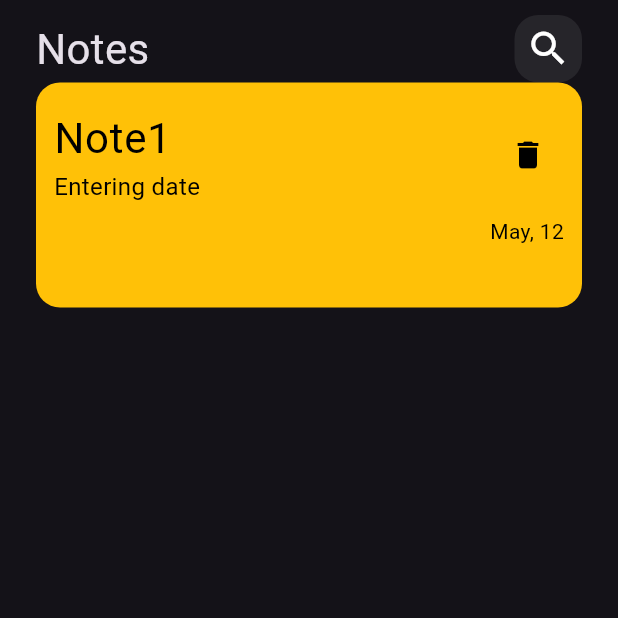
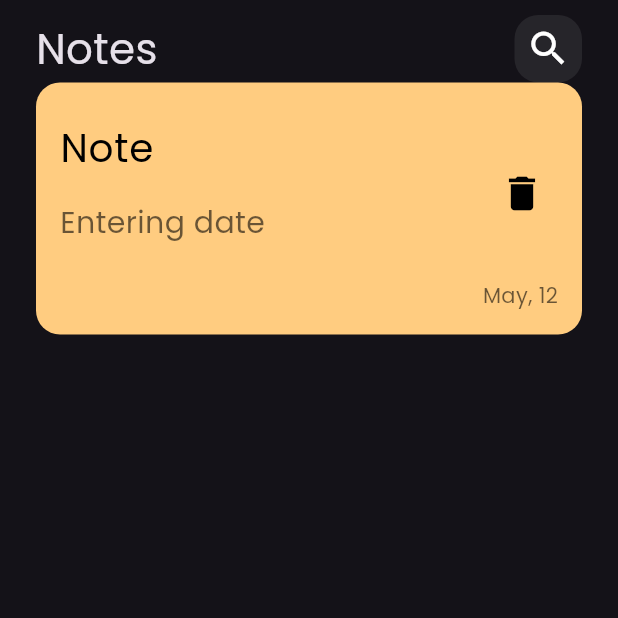
Before and after one commit to MuhammedAli21/notes_app, a Flutter app: the screen it shows after launch, on a phone screen of 412 x 824 dp, the top half of it. Run offline on Flutter 3.47's test engine with Material 3 defaults, Android fonts, the phone set to English and light mode, and no system bars.

Commit message:
adding font , make a widget for card

```diff
--- a/lib/main.dart
+++ b/lib/main.dart
@@ -11,7 +11,7 @@ class MyApp extends StatelessWidget {
   @override
   Widget build(BuildContext context) {
     return MaterialApp(
-      theme: ThemeData(brightness: Brightness.dark),
+      theme: ThemeData(brightness: Brightness.dark, fontFamily: 'Poppins'),
       initialRoute: HomePage.routName,
       routes: {HomePage.routName: (context) => HomePage()},
     );
--- /dev/null
+++ b/lib/widgets/notes_card.dart
@@ -0,0 +1,50 @@
+import 'package:flutter/material.dart';
+
+class NotesCard extends StatelessWidget {
+  const NotesCard({super.key});
+
+  @override
+  Widget build(BuildContext context) {
+    return Container(
+      decoration: BoxDecoration(
+        color: const Color(0xffFFCC80),
+        borderRadius: BorderRadius.circular(16),
+      ),
+      child: Padding(
+        padding: const EdgeInsets.all(16),
+        child: Column(
+          crossAxisAlignment: CrossAxisAlignment.end,
+          children: [
+            ListTile(
+              contentPadding: EdgeInsets.all(0),
+              title: Text(
+                'Note',
+                style: TextStyle(color: Colors.black, fontSize: 26),
+              ),
+              subtitle: Padding(
+                padding: const EdgeInsets.symmetric(vertical: 16),
+                child: Text(
+                  'Entering date  ',
+                  style: TextStyle(
+                    color: Colors.black.withAlpha(150),
+                    fontSize: 20,
+                  ),
+                ),
+              ),
+              trailing: IconButton(
+                onPressed: () {},
+                icon: Icon(Icons.delete),
+                color: Colors.black,
+                iconSize: 30,
+              ),
+            ),
+            Text(
+              'May, 12',
+              style: TextStyle(color: Colors.black.withAlpha(150)),
+            ),
+          ],
+        ),
+      ),
+    );
+  }
+}
--- a/lib/widgets/notes_view_body.dart
+++ b/lib/widgets/notes_view_body.dart
@@ -1,5 +1,6 @@
 import 'package:flutter/material.dart';
 import 'package:todo_app_tharawt/widgets/custome_search_icon.dart';
+import 'package:todo_app_tharawt/widgets/notes_card.dart';
 
 class NotesViewBody extends StatelessWidget {
   const NotesViewBody({super.key});
@@ -25,43 +26,3 @@ class NotesViewBody extends StatelessWidget {
     );
   }
 }
-
-class NotesCard extends StatelessWidget {
-  const NotesCard({super.key});
-
-  @override
-  Widget build(BuildContext context) {
-    return Container(
-      height: 150,
-      decoration: BoxDecoration(
-        color: Colors.amber,
-        borderRadius: BorderRadius.circular(16),
-      ),
-      child: Padding(
-        padding: const EdgeInsets.symmetric(horizontal: 12, vertical: 8),
-        child: Column(
-          crossAxisAlignment: CrossAxisAlignment.end,
-          children: [
-            ListTile(
-              contentPadding: EdgeInsets.all(0),
-              title: Text(
-                'Note1',
-                style: TextStyle(color: Colors.black, fontSize: 28),
-              ),
-              subtitle: Text(
-                'Entering date',
-                style: TextStyle(color: Colors.black, fontSize: 16),
-              ),
-              trailing: IconButton(
-                onPressed: () {},
-                icon: Icon(Icons.delete),
-                color: Colors.black,
-              ),
-            ),
-            Text('May, 12', style: TextStyle(color: Colors.black)),
-          ],
-        ),
-      ),
-    );
-  }
-}
```
Also changed, not shown: pubspec.yaml (+6 -13 lines), assets/Poppins-Regular.ttf (added).
